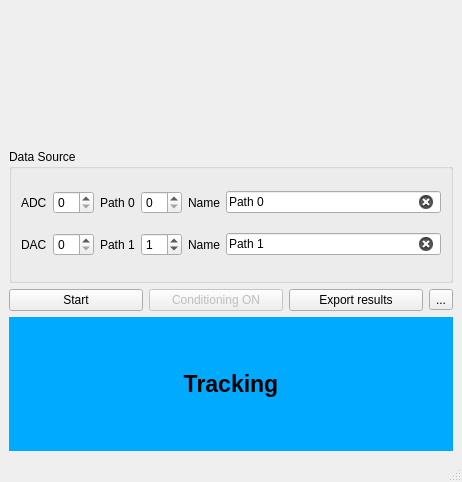
First picture: the form in src/scipyen/ephys/LTPOnline.ui, repository ctigaret/scipyen, before the edit.
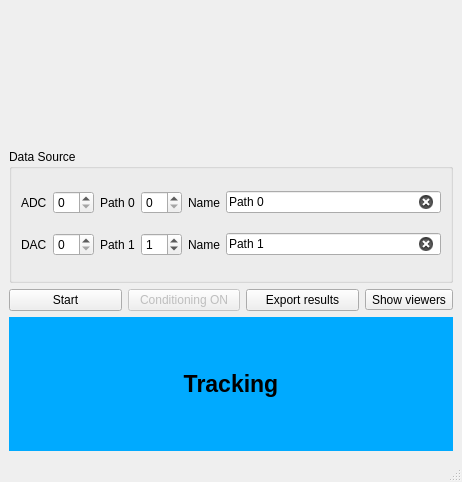
Second picture: the form after the edit. Icons and pictures are not drawn. Custom widgets are drawn as their Qt base class.

Diff of the .ui file:
```diff
--- a/src/scipyen/ephys/LTPOnline.ui
+++ b/src/scipyen/ephys/LTPOnline.ui
@@ -255,7 +255,7 @@
            <string>Show all viewers</string>
           </property>
           <property name="text">
-           <string>...</string>
+           <string>Show viewers</string>
           </property>
           <property name="icon">
            <iconset theme="window-list"/>
```
Left out of the diff: 12 changed lines with no effect on the pictures.
